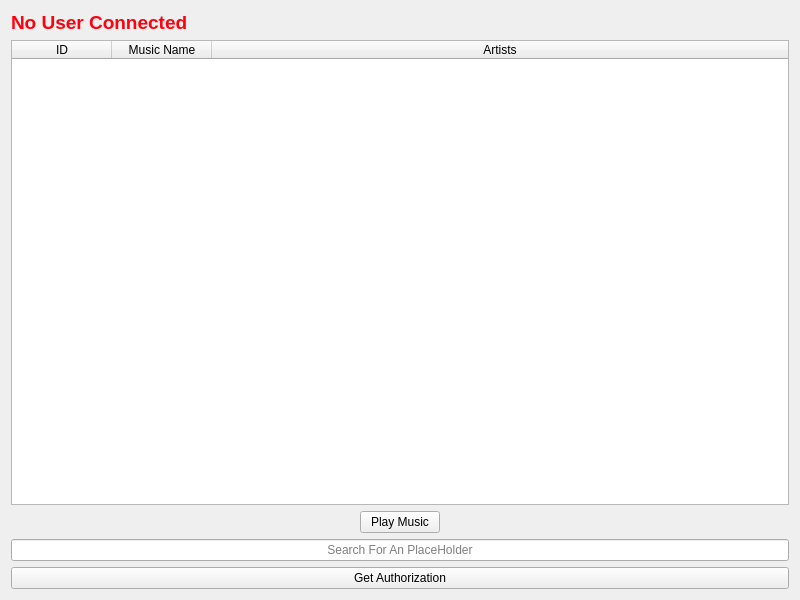
The window that spotifyplaylistplayer.ui (y9luiz/SpotifyPlaylistPlayer) describes before a commit, drawn with Qt 5.
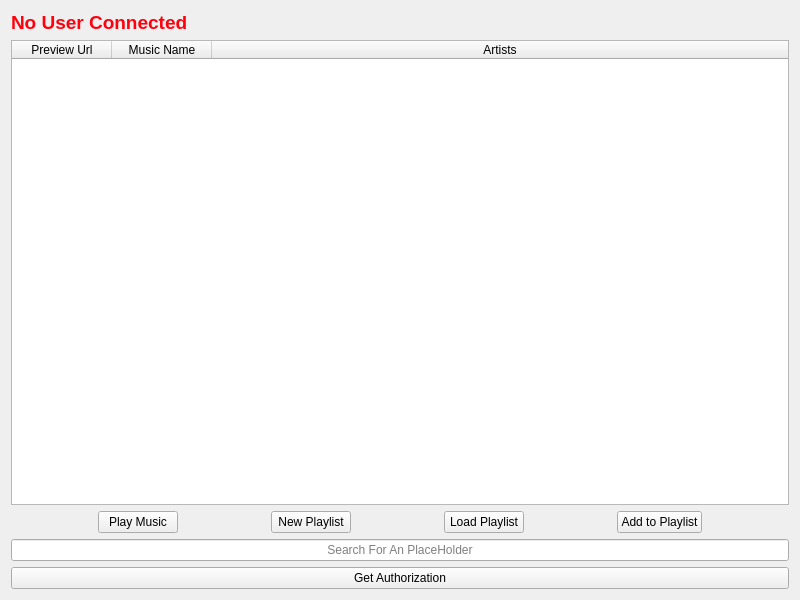
The same window after the commit.

Commit message: created LocalPlaylist class

What changed in the file:
```diff
--- a/spotifyplaylistplayer.ui
+++ b/spotifyplaylistplayer.ui
@@ -26,38 +26,7 @@
        </property>
       </widget>
      </item>
-     <item row="1" column="0">
-      <widget class="QTableWidget" name="tableWidgetTracks">
-       <property name="showGrid">
-        <bool>false</bool>
-       </property>
-       <attribute name="horizontalHeaderCascadingSectionResizes">
-        <bool>false</bool>
-       </attribute>
-       <attribute name="horizontalHeaderStretchLastSection">
-        <bool>true</bool>
-       </attribute>
-       <attribute name="verticalHeaderVisible">
-        <bool>false</bool>
-       </attribute>
-       <column>
-        <property name="text">
-         <string>ID</string>
-        </property>
-       </column>
-       <column>
-        <property name="text">
-         <string>Music Name</string>
-        </property>
-       </column>
-       <column>
-        <property name="text">
-         <string>Artists</string>
-        </property>
-       </column>
-      </widget>
-     </item>
-     <item row="3" column="0">
+     <item row="4" column="0" colspan="2">
       <widget class="QLineEdit" name="lineEditTrack">
        <property name="alignment">
         <set>Qt::AlignCenter</set>
@@ -67,7 +36,7 @@
        </property>
       </widget>
      </item>
-     <item row="2" column="0">
+     <item row="2" column="0" colspan="2">
       <layout class="QHBoxLayout" name="horizontalLayout">
        <property name="sizeConstraint">
         <enum>QLayout::SetMinimumSize</enum>
@@ -105,15 +74,106 @@
          </property>
         </spacer>
        </item>
+       <item>
+        <widget class="QPushButton" name="pushButtonNewPlaylist">
+         <property name="text">
+          <string>New Playlist</string>
+         </property>
+        </widget>
+       </item>
+       <item>
+        <spacer name="horizontalSpacer_4">
+         <property name="orientation">
+          <enum>Qt::Horizontal</enum>
+         </property>
+         <property name="sizeHint" stdset="0">
+          <size>
+           <width>40</width>
+           <height>20</height>
+          </size>
+         </property>
+        </spacer>
+       </item>
+       <item>
+        <widget class="QPushButton" name="pushButtonLoadPlaylist">
+         <property name="text">
+          <string>Load Playlist</string>
+         </property>
+        </widget>
+       </item>
+       <item>
+        <spacer name="horizontalSpacer_3">
+         <property name="orientation">
+          <enum>Qt::Horizontal</enum>
+         </property>
+         <property name="sizeHint" stdset="0">
+          <size>
+           <width>40</width>
+           <height>20</height>
+          </size>
+         </property>
+        </spacer>
+       </item>
+       <item>
+        <widget class="QPushButton" name="pushButtonAddToPlaylist">
+         <property name="text">
+          <string>Add to Playlist</string>
+         </property>
+        </widget>
+       </item>
+       <item>
+        <spacer name="horizontalSpacer_5">
+         <property name="orientation">
+          <enum>Qt::Horizontal</enum>
+         </property>
+         <property name="sizeHint" stdset="0">
+          <size>
+           <width>40</width>
+           <height>20</height>
+          </size>
+         </property>
+        </spacer>
+       </item>
       </layout>
      </item>
-     <item row="4" column="0">
+     <item row="5" column="0" colspan="2">
       <widget class="QPushButton" name="pushButtonGrant">
        <property name="text">
         <string>Get Authorization</string>
        </property>
       </widget>
      </item>
+     <item row="1" column="0" colspan="2">
+      <widget class="QTableWidget" name="tableWidgetTracks">
+       <property name="showGrid">
+        <bool>false</bool>
+       </property>
+       <attribute name="horizontalHeaderCascadingSectionResizes">
+        <bool>false</bool>
+       </attribute>
+       <attribute name="horizontalHeaderStretchLastSection">
+        <bool>true</bool>
+       </attribute>
+       <attribute name="verticalHeaderVisible">
+        <bool>false</bool>
+       </attribute>
+       <column>
+        <property name="text">
+         <string>Preview Url</string>
+        </property>
+       </column>
+       <column>
+        <property name="text">
+         <string>Music Name</string>
+        </property>
+       </column>
+       <column>
+        <property name="text">
+         <string>Artists</string>
+        </property>
+       </column>
+      </widget>
+     </item>
     </layout>
    </item>
   </layout>
```
The commit also changes 1 other file.
